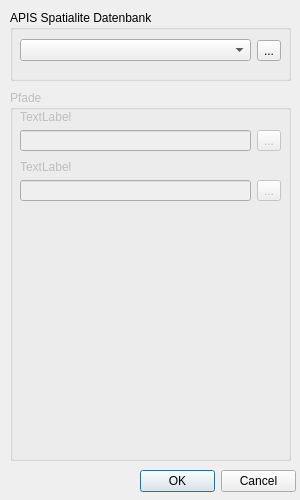
Qt form Apis/forms/apis_settings_form.ui (APIS-Luftbildarchiv/APIS) before a commit.
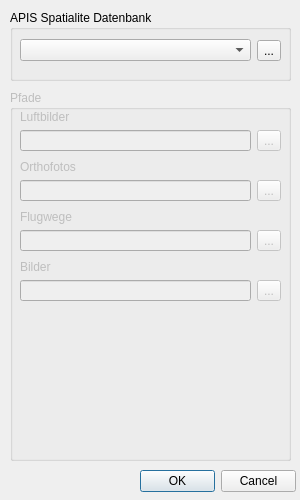
The same form after that commit.

```diff
--- a/Apis/forms/apis_settings_form.ui
+++ b/Apis/forms/apis_settings_form.ui
@@ -19,6 +19,18 @@
     <verstretch>0</verstretch>
    </sizepolicy>
   </property>
+  <property name="minimumSize">
+   <size>
+    <width>300</width>
+    <height>500</height>
+   </size>
+  </property>
+  <property name="maximumSize">
+   <size>
+    <width>300</width>
+    <height>500</height>
+   </size>
+  </property>
   <property name="windowTitle">
    <string>APIS Einstellungen</string>
   </property>
@@ -104,7 +116,7 @@
      <item row="0" column="0">
       <widget class="QLabel" name="label">
        <property name="text">
-        <string>TextLabel</string>
+        <string>Luftbilder</string>
        </property>
       </widget>
      </item>
@@ -133,7 +145,7 @@
      <item row="0" column="0">
       <widget class="QLabel" name="label_2">
        <property name="text">
-        <string>TextLabel</string>
+        <string>Orthofotos</string>
        </property>
       </widget>
      </item>
@@ -142,6 +154,64 @@
      </item>
     </layout>
    </widget>
+   <widget class="QWidget" name="gridLayoutWidget_3">
+    <property name="geometry">
+     <rect>
+      <x>10</x>
+      <y>120</y>
+      <width>261</width>
+      <height>41</height>
+     </rect>
+    </property>
+    <layout class="QGridLayout" name="gridLayout_4">
+     <item row="1" column="1">
+      <widget class="QToolButton" name="toolButton_4">
+       <property name="text">
+        <string>...</string>
+       </property>
+      </widget>
+     </item>
+     <item row="0" column="0">
+      <widget class="QLabel" name="label_3">
+       <property name="text">
+        <string>Flugwege</string>
+       </property>
+      </widget>
+     </item>
+     <item row="1" column="0">
+      <widget class="QLineEdit" name="lineEdit_3"/>
+     </item>
+    </layout>
+   </widget>
+   <widget class="QWidget" name="gridLayoutWidget_4">
+    <property name="geometry">
+     <rect>
+      <x>10</x>
+      <y>170</y>
+      <width>261</width>
+      <height>41</height>
+     </rect>
+    </property>
+    <layout class="QGridLayout" name="gridLayout_6">
+     <item row="1" column="1">
+      <widget class="QToolButton" name="toolButton_6">
+       <property name="text">
+        <string>...</string>
+       </property>
+      </widget>
+     </item>
+     <item row="0" column="0">
+      <widget class="QLabel" name="label_5">
+       <property name="text">
+        <string>Bilder</string>
+       </property>
+      </widget>
+     </item>
+     <item row="1" column="0">
+      <widget class="QLineEdit" name="lineEdit_5"/>
+     </item>
+    </layout>
+   </widget>
   </widget>
   <widget class="QDialogButtonBox" name="buttonBox">
    <property name="geometry">
```
Left out of the diff: 35 changed lines with no effect on the pictures.
